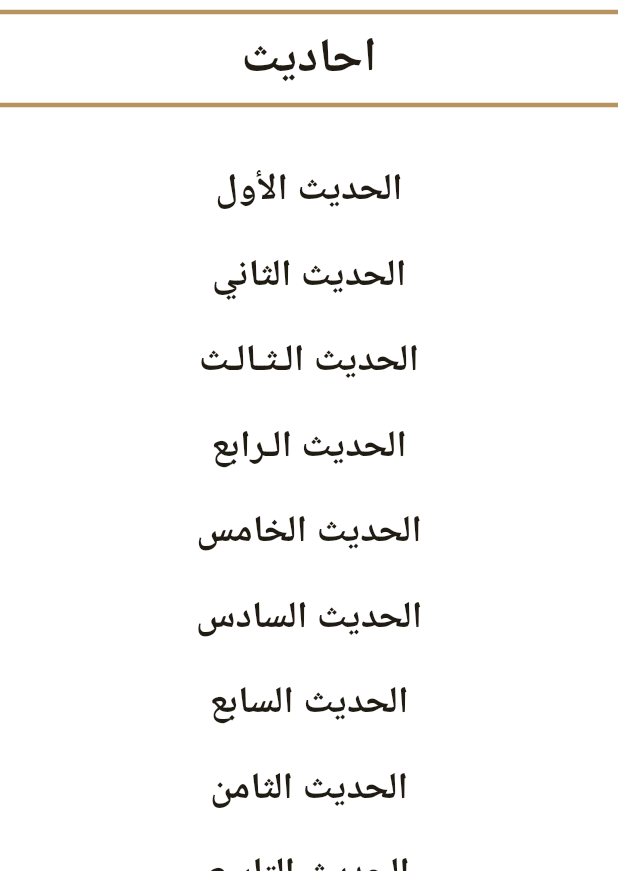
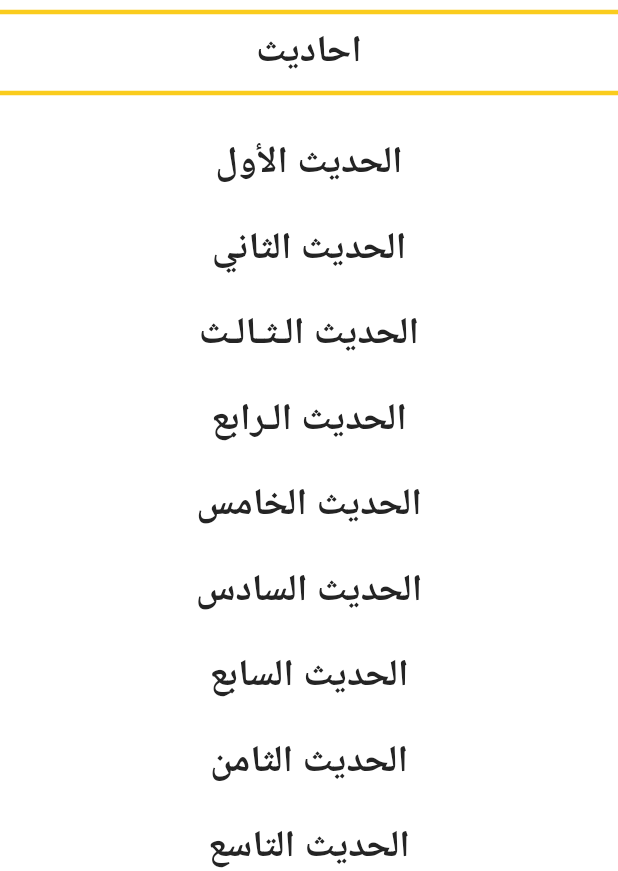
Before and after one commit to Tota6/islami_app, a Flutter app: the HadethPage widget shown alone on an empty page, opened directly, on a phone screen of 412 x 824 dp, the part 365-1236 px from its top. Run offline on Flutter 3.47's test engine with Material 3 defaults, Android fonts, the phone set to English and light mode, and no system bars.

Commit message:
+ Setting page is created with its provider That make the app listen to the change + editing the sebha page text colors

```diff
--- a/Projects/Flutter/islami_app/lib/pages/hadeth_page/hadeth_page.dart
+++ b/Projects/Flutter/islami_app/lib/pages/hadeth_page/hadeth_page.dart
@@ -2,6 +2,8 @@ import 'package:flutter/material.dart';
 import 'package:flutter/services.dart';
 import 'package:islami_app/pages/hadeth_page/models/hadeth_model.dart';
 import 'package:islami_app/pages/hadeth_page/widgets/hadeth_name_widget.dart';
+import 'package:islami_app/utilities/app_colors.dart';
+import 'package:islami_app/utilities/app_theme.dart';
 
 class HadethPage extends StatefulWidget {
   const HadethPage({super.key});
@@ -27,25 +29,24 @@ class _HadethPageState extends State<HadethPage> {
                 "assets/images/hadeth_logo.png",
                 scale: 0.9,
               ),
-              const Divider(
+              Divider(
                 thickness: 3,
-                color: Color(0xffB7935F),
+                color: AppColors.isDarkSelected
+                    ? AppColors.darkSecondaryColor
+                    : AppColors.lightPrimaryColor,
               ),
-              const Center(
-                child: Text(
-                  "احاديث",
-                  style: TextStyle(
-                    fontWeight: FontWeight.bold,
-                    fontSize: 32,
-                  ),
-                ),
+              Center(
+                child: Text("احاديث",
+                    style: Theme.of(context).textTheme.titleMedium),
               ),
-              const Divider(
+              Divider(
                 thickness: 3,
-                color: Color(0xffB7935F),
+                color: AppColors.isDarkSelected
+                    ? AppColors.darkSecondaryColor
+                    : AppColors.lightPrimaryColor,
               ),
-              SizedBox(
-                height: 20,
+              const SizedBox(
+                height: 10,
               ),
               Expanded(
                 child: ListView.builder(
--- a/Projects/Flutter/islami_app/lib/pages/quran_page/quran_page.dart
+++ b/Projects/Flutter/islami_app/lib/pages/quran_page/quran_page.dart
@@ -1,6 +1,7 @@
 import 'package:flutter/material.dart';
 import 'package:islami_app/pages/quran_page/models/sura_model.dart';
 import 'package:islami_app/pages/quran_page/widgets/sura_name_widget.dart';
+import 'package:islami_app/utilities/app_colors.dart';
 
 class QuranPage extends StatelessWidget {
   const QuranPage({super.key});
@@ -126,7 +127,9 @@ class QuranPage extends StatelessWidget {
                     margin: const EdgeInsets.symmetric(horizontal: 50),
                     width: double.infinity,
                     height: 2,
-                    color: const Color(0xffB7935F),
+                    color: AppColors.isDarkSelected
+                        ? AppColors.darkSecondaryColor
+                        : AppColors.lightPrimaryColor,
                   ),
                   itemBuilder: (context, index) => SuraNameWidget(
                     suraModel: SuraModel(
--- /dev/null
+++ b/Projects/Flutter/islami_app/lib/provider/settings_provider.dart
@@ -0,0 +1,10 @@
+import 'package:flutter/material.dart';
+
+class SettingProvider extends ChangeNotifier {
+  ThemeMode currentTheme = ThemeMode.light;
+  changeNotifier(ThemeMode newTheme) {
+    if (currentTheme == newTheme) return;
+    currentTheme = newTheme;
+    notifyListeners();
+  }
+}
--- /dev/null
+++ b/Projects/Flutter/islami_app/lib/utilities/app_colors.dart
@@ -0,0 +1,27 @@
+import 'package:flutter/material.dart';
+
+class AppColors {
+  static bool isDarkSelected = true;
+  static Color whiteColor = const Color(0xffF8F8F8);
+
+  static Color lightPrimaryColor = const Color(0xffB7935F);
+  static Color appBarColor = Colors.transparent;
+  static Color lightSecondaryColor = const Color(0xffCAB597);
+
+  static Color lightTextColor = const Color(0xff242424);
+
+  static Color lightNavBarColor = const Color(0xffB7935F);
+  static Color lightUnSelectedNavBarColor = const Color(0xffFFFFFF);
+  static Color lightSelectedNavBarColor = const Color(0xff242424);
+
+  static Color darkPrimaryColor = const Color(0xff0F1424);
+  static Color darkSecondaryColor = const Color(0xffFACC1D);
+
+  static Color darkTextColor = const Color(0xffFACC1D);
+  static Color darkSecondaryTextColor = const Color(0xffFFFFFF);
+  static Color darkButtonTextColor = const Color(0xff242424);
+
+  static Color darkNavBarColor = const Color(0xff141A2E);
+  static Color darkUnSelectedNavBarColor = const Color(0xffFFFFFF);
+  static Color darkSelectedNavBarColor = const Color(0xffFACC1D);
+}
--- /dev/null
+++ b/Projects/Flutter/islami_app/lib/utilities/app_theme.dart
@@ -0,0 +1,117 @@
+import 'package:flutter/material.dart';
+
+import 'app_colors.dart';
+
+class AppThemeData {
+  static ThemeData lightTheme = ThemeData(
+    iconTheme: IconThemeData(
+      color: AppColors.lightPrimaryColor,
+    ),
+    textTheme: TextTheme(
+      titleMedium: TextStyle(
+        color: AppColors.lightTextColor,
+        fontSize: 25,
+        fontWeight: FontWeight.bold,
+      ),
+      bodyMedium: TextStyle(
+        color: AppColors.lightTextColor,
+        fontSize: 2,
+        fontWeight: FontWeight.w400,
+      ),
+      headlineMedium: TextStyle(
+        color: AppColors.lightTextColor,
+        fontSize: 25,
+        fontWeight: FontWeight.w600,
+      ),
+    ),
+    dividerColor: AppColors.lightPrimaryColor,
+    primaryColor: AppColors.lightPrimaryColor,
+    appBarTheme: AppBarTheme(
+      color: AppColors.appBarColor,
+      titleTextStyle: TextStyle(
+        fontWeight: FontWeight.w700,
+        fontSize: 30,
+        color: AppColors.lightTextColor,
+      ),
+      centerTitle: true,
+    ),
+    bottomNavigationBarTheme: BottomNavigationBarThemeData(
+      backgroundColor: AppColors.lightNavBarColor,
+      selectedItemColor: AppColors.lightSecondaryColor,
+      unselectedItemColor: AppColors.lightUnSelectedNavBarColor,
+    ),
+    navigationBarTheme: NavigationBarThemeData(
+      backgroundColor: AppColors.lightNavBarColor,
+      elevation: 3,
+      iconTheme: const MaterialStatePropertyAll(
+        IconThemeData(
+          size: 40,
+        ),
+      ),
+    ),
+    scaffoldBackgroundColor: AppColors.appBarColor,
+    colorScheme: ColorScheme.fromSeed(
+      seedColor: AppColors.lightPrimaryColor,
+    ),
+    cardColor: AppColors.whiteColor,
+    useMaterial3: true,
+  );
+  static ThemeData darkTheme = ThemeData(
+    iconTheme: IconThemeData(
+      color: AppColors.whiteColor,
+    ),
+    textTheme: TextTheme(
+      titleMedium: TextStyle(
+        color: AppColors.darkTextColor,
+        fontSize: 25,
+        fontWeight: FontWeight.bold,
+      ),
+      bodyMedium: TextStyle(
+        color: AppColors.darkTextColor,
+        fontSize: 20,
+        fontWeight: FontWeight.w400,
+      ),
+      headlineMedium: TextStyle(
+        color: AppColors.darkButtonTextColor,
+        fontSize: 25,
+        fontWeight: FontWeight.w600,
+      ),
+      headlineLarge: TextStyle(
+        color: AppColors.darkSecondaryTextColor,
+        fontSize: 25,
+        fontWeight: FontWeight.w600,
+      ),
+    ),
+    dividerColor: AppColors.darkSecondaryColor,
+    primaryColor: AppColors.darkPrimaryColor,
+    appBarTheme: AppBarTheme(
+      color: AppColors.appBarColor,
+      titleTextStyle: TextStyle(
+        fontWeight: FontWeight.w700,
+        fontSize: 30,
+        color: AppColors.darkTextColor,
+      ),
+      centerTitle: true,
+    ),
+    bottomNavigationBarTheme: BottomNavigationBarThemeData(
+      backgroundColor: AppColors.darkNavBarColor,
+      selectedItemColor: AppColors.darkSecondaryColor,
+      unselectedItemColor: AppColors.darkUnSelectedNavBarColor,
+    ),
+    navigationBarTheme: NavigationBarThemeData(
+      backgroundColor: AppColors.darkNavBarColor,
+      elevation: 3,
+      iconTheme: const MaterialStatePropertyAll(
+        IconThemeData(
+          size: 40,
+        ),
+      ),
+    ),
+    scaffoldBackgroundColor: AppColors.appBarColor,
+    colorScheme: ColorScheme.fromSeed(
+      seedColor: AppColors.darkPrimaryColor,
+    ),
+    cardColor: AppColors.darkNavBarColor,
+    useMaterial3: true,
+  );
+}
--- a/Projects/Flutter/islami_app/pubspec.yaml
+++ b/Projects/Flutter/islami_app/pubspec.yaml
@@ -28,6 +28,7 @@ environment:
 # the latest version available on pub.dev. To see which dependencies have newer
 # versions available, run `flutter pub outdated`.
 dependencies:
+  provider: ^6.1.2
   flutter:
     sdk: flutter
 
@@ -82,6 +83,7 @@ flutter:
   # To add assets to your application, add an assets section, like this:
   assets:
      - assets/images/
+     - assets/images/2.0x/
      - assets/assets/
      - assets/quran/hadeth/
      - assets/quran/fonts/
```
Also changed, not shown: Projects/Flutter/islami_app/lib/main.dart (+18 -34 lines), Projects/Flutter/islami_app/lib/pages/hadeth_page/page/hadeth_details_page.dart (+17 -6 lines), Projects/Flutter/islami_app/lib/pages/home_page/home_page.dart (+43 -18 lines), Projects/Flutter/islami_app/lib/pages/quran_page/pages/sura_details.dart (+34 -13 lines), Projects/Flutter/islami_app/lib/pages/sebha_page/sebha_page.dart (+18 -9 lines), Projects/Flutter/islami_app/lib/pages/settings_page/languge_button_sheet.dart (added, +52 -0 lines), Projects/Flutter/islami_app/lib/pages/settings_page/setting_page.dart (added, +163 -0 lines), Projects/Flutter/islami_app/lib/pages/settings_page/theme_button_sheet.dart (added, +77 -0 lines), Projects/Flutter/islami_app/pubspec.lock.
